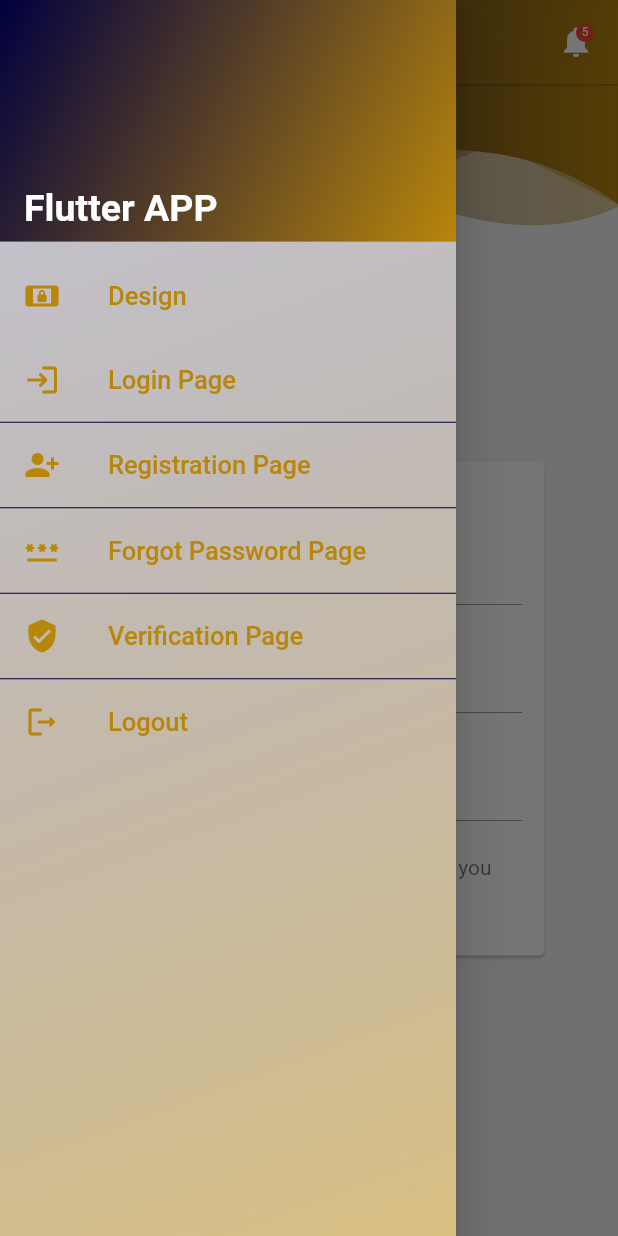
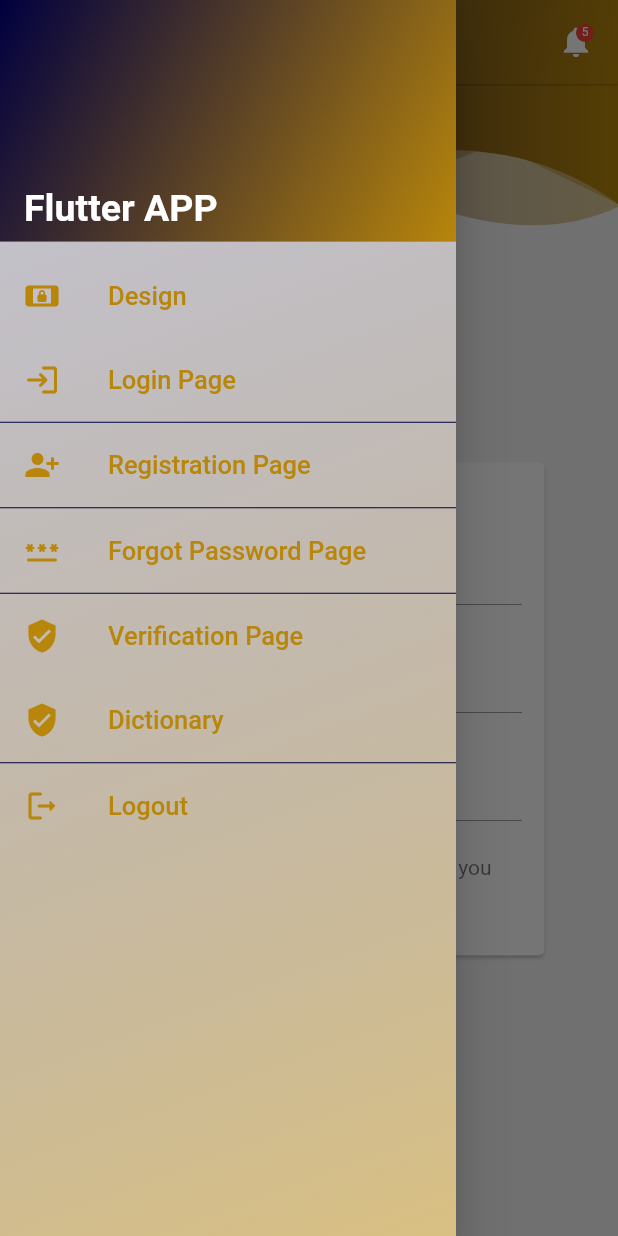
Before and after one commit to reubie/flutter-app, a Flutter app: the ProfilePage screen opened directly, with the side drawer open, on a phone screen of 412 x 824 dp. Run offline on Flutter 3.47's test engine with Material 2 defaults, Android fonts, the phone set to English and light mode, and no system bars; our stand-ins replace font_awesome_flutter, hexcolor, otp_text_field.

Commit message:
dictionary page and menu item dictionary

```diff
--- a/lib/pages/profile_page.dart
+++ b/lib/pages/profile_page.dart
@@ -5,6 +5,7 @@ import 'package:flutter_app/pages/forgot_password_page.dart';
 import 'package:flutter_app/pages/login_page.dart';
 import 'package:flutter_app/pages/registration_page.dart';
 import 'package:flutter_app/pages/splash_screen.dart';
+import 'package:flutter_app/pages/widgets/dictionary.dart';
 import 'package:flutter_app/pages/widgets/header_widget.dart';
 import 'package:flutter_app/pages/widgets/json.dart';
 import 'forgot_password_verification_page.dart';
@@ -218,6 +219,25 @@ class _ProfilePageState extends State<ProfilePage> {
                   );
                 },
               ),
+              ListTile(
+                leading: Icon(
+                  Icons.verified_user_sharp,
+                  size: _drawerIconSize,
+                  color: Theme.of(context).accentColor,
+                ),
+                title: Text(
+                  'Dictionary',
+                  style: TextStyle(
+                      fontSize: _drawerFontSize,
+                      color: Theme.of(context).accentColor),
+                ),
+                onTap: () {
+                  Navigator.push(
+                    context,
+                    MaterialPageRoute(builder: (context) => SortablePage()),
+                  );
+                },
+              ),
               Divider(
                 color: Theme.of(context).primaryColor,
                 height: 1,
```
